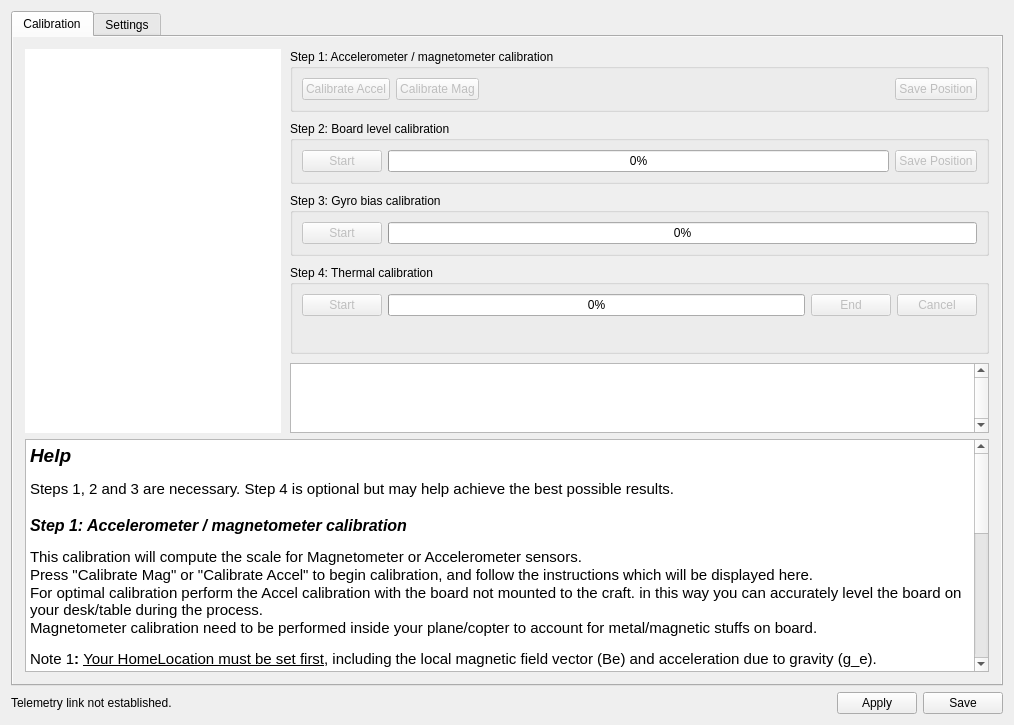
Above: ground/openpilotgcs/src/plugins/config/revosensors.ui from openpilot/OpenPilot before the change. Below: the same form after it.
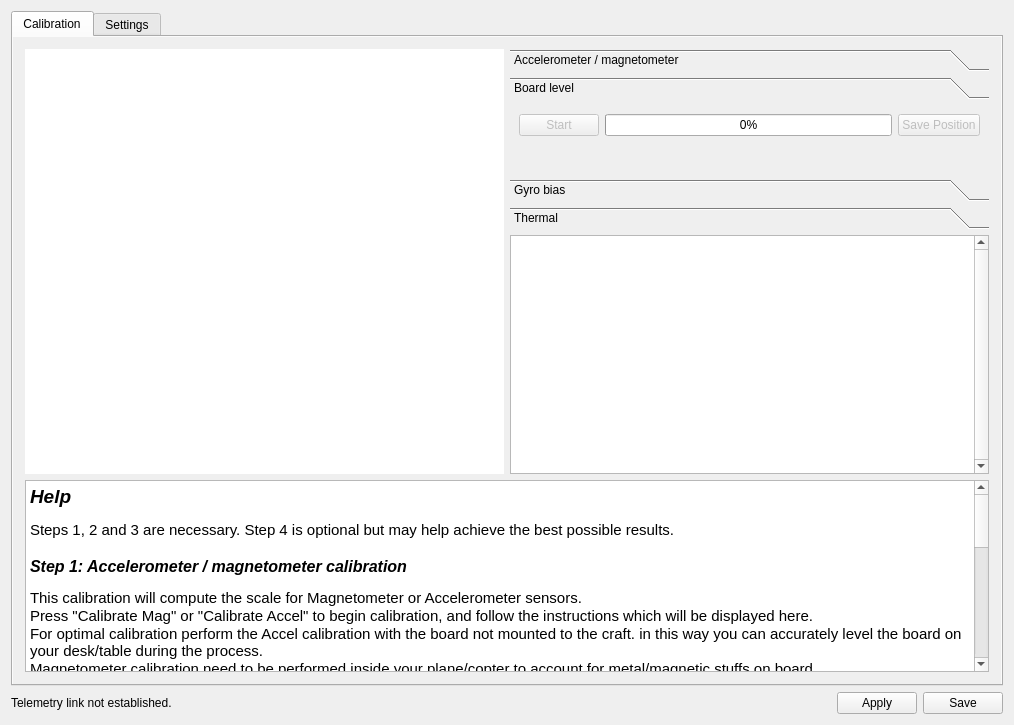
That is the form after the change. The open tabs and pages were chosen to show the change. Icons and pictures are not drawn.

Commit message: OP-1351 attempt at using a QToolbox for the calibration steps UI (wip to get early feedback)

```diff
--- a/ground/openpilotgcs/src/plugins/config/revosensors.ui
+++ b/ground/openpilotgcs/src/plugins/config/revosensors.ui
@@ -47,25 +47,16 @@
        </property>
        <item>
         <layout class="QHBoxLayout" name="horizontalLayout">
-         <property name="spacing">
-          <number>9</number>
-         </property>
          <property name="leftMargin">
           <number>0</number>
          </property>
          <property name="topMargin">
           <number>0</number>
          </property>
-         <property name="rightMargin">
-          <number>0</number>
-         </property>
-         <property name="bottomMargin">
-          <number>0</number>
-         </property>
          <item>
           <widget class="QGraphicsView" name="calibrationVisualHelp">
            <property name="sizePolicy">
-            <sizepolicy hsizetype="Preferred" vsizetype="Preferred">
+            <sizepolicy hsizetype="MinimumExpanding" vsizetype="Preferred">
              <horstretch>0</horstretch>
              <verstretch>0</verstretch>
             </sizepolicy>
@@ -91,77 +82,51 @@
           </widget>
          </item>
          <item>
-          <layout class="QGridLayout" name="calibrationLayout">
-           <property name="leftMargin">
-            <number>0</number>
-           </property>
-           <property name="topMargin">
-            <number>0</number>
-           </property>
-           <property name="rightMargin">
-            <number>0</number>
-           </property>
-           <property name="bottomMargin">
-            <number>0</number>
-           </property>
-           <item row="2" column="0">
-            <widget class="QGroupBox" name="step3GroupBox">
-             <property name="title">
-              <string>Step 3: Gyro bias calibration</string>
-             </property>
-             <layout class="QHBoxLayout">
+          <layout class="QVBoxLayout" name="verticalLayout_2">
               <item>
-               <widget class="QPushButton" name="gyroBiasStart">
-                <property name="enabled">
-                 <bool>false</bool>
-                </property>
+            <widget class="QToolBox" name="toolBox">
                 <property name="sizePolicy">
-                 <sizepolicy hsizetype="Minimum" vsizetype="Fixed">
+              <sizepolicy hsizetype="Preferred" vsizetype="Fixed">
                   <horstretch>0</horstretch>
                   <verstretch>0</verstretch>
                  </sizepolicy>
                 </property>
-                <property name="text">
-                 <string>Start</string>
-                </property>
-               </widget>
-              </item>
-              <item>
-               <widget class="QProgressBar" name="gyroBiasProgress">
-                <property name="minimumSize">
-                 <size>
-                  <width>300</width>
-                  <height>0</height>
-                 </size>
-                </property>
-                <property name="maximumSize">
-                 <size>
-                  <width>16777215</width>
-                  <height>16777215</height>
-                 </size>
-                </property>
-                <property name="value">
-                 <number>0</number>
-                </property>
-                <property name="textVisible">
-                 <bool>true</bool>
-                </property>
-               </widget>
-              </item>
-             </layout>
-            </widget>
-           </item>
-           <item row="0" column="0">
-            <widget class="QGroupBox" name="step1GroupBox">
-             <property name="title">
-              <string>Step 1: Accelerometer / magnetometer calibration</string>
-             </property>
-             <layout class="QHBoxLayout" name="horizontalLayout_4">
+             <property name="currentIndex">
+              <number>3</number>
+             </property>
+             <property name="tabSpacing">
+              <number>6</number>
+             </property>
+             <widget class="QWidget" name="page">
+              <property name="geometry">
+               <rect>
+                <x>0</x>
+                <y>0</y>
+                <width>691</width>
+                <height>41</height>
+               </rect>
+              </property>
+              <property name="sizePolicy">
+               <sizepolicy hsizetype="Preferred" vsizetype="Fixed">
+                <horstretch>0</horstretch>
+                <verstretch>0</verstretch>
+               </sizepolicy>
+              </property>
+              <attribute name="label">
+               <string>Accelerometer / magnetometer</string>
+              </attribute>
+              <layout class="QHBoxLayout" name="horizontalLayout_6">
               <item>
                <widget class="QPushButton" name="sixPointsStartAccel">
                 <property name="enabled">
                  <bool>false</bool>
                 </property>
+                 <property name="sizePolicy">
+                  <sizepolicy hsizetype="Preferred" vsizetype="Preferred">
+                   <horstretch>0</horstretch>
+                   <verstretch>0</verstretch>
+                  </sizepolicy>
+                 </property>
                 <property name="toolTip">
                  <string>Launch accelerometer range and bias calibration.</string>
                 </property>
@@ -175,6 +140,12 @@
                 <property name="enabled">
                  <bool>false</bool>
                 </property>
+                 <property name="sizePolicy">
+                  <sizepolicy hsizetype="Preferred" vsizetype="Preferred">
+                   <horstretch>0</horstretch>
+                   <verstretch>0</verstretch>
+                  </sizepolicy>
+                 </property>
                 <property name="toolTip">
                  <string>Launch magnetometer range and bias calibration.</string>
                 </property>
@@ -201,6 +172,12 @@
                 <property name="enabled">
                  <bool>false</bool>
                 </property>
+                 <property name="sizePolicy">
+                  <sizepolicy hsizetype="Preferred" vsizetype="Preferred">
+                   <horstretch>0</horstretch>
+                   <verstretch>0</verstretch>
+                  </sizepolicy>
+                 </property>
                 <property name="toolTip">
                  <string>Save settings (only enabled when calibration is running)</string>
                 </property>
@@ -211,13 +188,159 @@
               </item>
              </layout>
             </widget>
-           </item>
-           <item row="3" column="0">
-            <widget class="QGroupBox" name="step4GroupBox">
-             <property name="title">
-              <string>Step 4: Thermal calibration</string>
-             </property>
-             <layout class="QVBoxLayout">
+             <widget class="QWidget" name="page_2">
+              <property name="geometry">
+               <rect>
+                <x>0</x>
+                <y>0</y>
+                <width>691</width>
+                <height>41</height>
+               </rect>
+              </property>
+              <property name="sizePolicy">
+               <sizepolicy hsizetype="Preferred" vsizetype="Fixed">
+                <horstretch>0</horstretch>
+                <verstretch>0</verstretch>
+               </sizepolicy>
+              </property>
+              <attribute name="label">
+               <string>Board level</string>
+              </attribute>
+              <layout class="QHBoxLayout" name="horizontalLayout_5">
+               <item>
+                <widget class="QPushButton" name="boardLevelStart">
+                 <property name="enabled">
+                  <bool>false</bool>
+                 </property>
+                 <property name="sizePolicy">
+                  <sizepolicy hsizetype="Preferred" vsizetype="Preferred">
+                   <horstretch>0</horstretch>
+                   <verstretch>0</verstretch>
+                  </sizepolicy>
+                 </property>
+                 <property name="text">
+                  <string>Start</string>
+                 </property>
+                </widget>
+               </item>
+               <item>
+                <widget class="QProgressBar" name="boardLevelProgress">
+                 <property name="sizePolicy">
+                  <sizepolicy hsizetype="Expanding" vsizetype="Preferred">
+                   <horstretch>0</horstretch>
+                   <verstretch>0</verstretch>
+                  </sizepolicy>
+                 </property>
+                 <property name="value">
+                  <number>0</number>
+                 </property>
+                 <property name="textVisible">
+                  <bool>true</bool>
+                 </property>
+                </widget>
+               </item>
+               <item>
+                <widget class="QPushButton" name="boardLevelSavePos">
+                 <property name="enabled">
+                  <bool>false</bool>
+                 </property>
+                 <property name="sizePolicy">
+                  <sizepolicy hsizetype="Preferred" vsizetype="Preferred">
+                   <horstretch>0</horstretch>
+                   <verstretch>0</verstretch>
+                  </sizepolicy>
+                 </property>
+                 <property name="text">
+                  <string>Save Position</string>
+                 </property>
+                </widget>
+               </item>
+              </layout>
+             </widget>
+             <widget class="QWidget" name="page_3">
+              <property name="geometry">
+               <rect>
+                <x>0</x>
+                <y>0</y>
+                <width>691</width>
+                <height>41</height>
+               </rect>
+              </property>
+              <property name="sizePolicy">
+               <sizepolicy hsizetype="Preferred" vsizetype="Fixed">
+                <horstretch>0</horstretch>
+                <verstretch>0</verstretch>
+               </sizepolicy>
+              </property>
+              <attribute name="label">
+               <string>Gyro bias</string>
+              </attribute>
+              <layout class="QHBoxLayout" name="horizontalLayout_3">
+               <item>
+                <widget class="QPushButton" name="gyroBiasStart">
+                 <property name="enabled">
+                  <bool>false</bool>
+                 </property>
+                 <property name="sizePolicy">
+                  <sizepolicy hsizetype="Preferred" vsizetype="Preferred">
+                   <horstretch>0</horstretch>
+                   <verstretch>0</verstretch>
+                  </sizepolicy>
+                 </property>
+                 <property name="text">
+                  <string>Start</string>
+                 </property>
+                </widget>
+               </item>
+               <item>
+                <widget class="QProgressBar" name="gyroBiasProgress">
+                 <property name="sizePolicy">
+                  <sizepolicy hsizetype="Expanding" vsizetype="Preferred">
+                   <horstretch>0</horstretch>
+                   <verstretch>0</verstretch>
+                  </sizepolicy>
+                 </property>
+                 <property name="minimumSize">
+                  <size>
+                   <width>300</width>
+                   <height>0</height>
+                  </size>
+                 </property>
+                 <property name="maximumSize">
+                  <size>
+                   <width>16777215</width>
+                   <height>16777215</height>
+                  </size>
+                 </property>
+                 <property name="value">
+                  <number>0</number>
+                 </property>
+                 <property name="textVisible">
+                  <bool>true</bool>
+                 </property>
+                </widget>
+               </item>
+              </layout>
+             </widget>
+             <widget class="QWidget" name="page_4">
+              <property name="geometry">
+               <rect>
+                <x>0</x>
+                <y>0</y>
+                <width>477</width>
+                <height>71</height>
+               </rect>
+              </property>
+              <property name="sizePolicy">
+               <sizepolicy hsizetype="Preferred" vsizetype="Fixed">
+                <horstretch>0</horstretch>
+                <verstretch>0</verstretch>
+               </sizepolicy>
+              </property>
+              <attribute name="label">
+               <string>Thermal</string>
+              </attribute>
+              <layout class="QVBoxLayout" name="verticalLayout_5">
               <item>
                <layout class="QHBoxLayout" name="horizontalLayout_thermalbias2">
                 <item>
@@ -225,6 +348,12 @@
                   <property name="enabled">
                    <bool>false</bool>
                   </property>
+                   <property name="sizePolicy">
+                    <sizepolicy hsizetype="Preferred" vsizetype="Preferred">
+                     <horstretch>0</horstretch>
+                     <verstretch>0</verstretch>
+                    </sizepolicy>
+                   </property>
                   <property name="text">
                    <string>Start</string>
                   </property>
@@ -232,9 +361,15 @@
                 </item>
                 <item>
                  <widget class="QProgressBar" name="thermalBiasProgress">
+                   <property name="sizePolicy">
+                    <sizepolicy hsizetype="Expanding" vsizetype="Preferred">
+                     <horstretch>0</horstretch>
+                     <verstretch>0</verstretch>
+                    </sizepolicy>
+                   </property>
                   <property name="minimumSize">
                    <size>
-                    <width>300</width>
+                     <width>0</width>
                     <height>0</height>
                    </size>
                   </property>
@@ -257,6 +392,12 @@
                   <property name="enabled">
                    <bool>false</bool>
                   </property>
+                   <property name="sizePolicy">
+                    <sizepolicy hsizetype="Preferred" vsizetype="Preferred">
+                     <horstretch>0</horstretch>
+                     <verstretch>0</verstretch>
+                    </sizepolicy>
+                   </property>
                   <property name="text">
                    <string>End</string>
                   </property>
@@ -267,6 +408,12 @@
                   <property name="enabled">
                    <bool>false</bool>
                   </property>
+                   <property name="sizePolicy">
+                    <sizepolicy hsizetype="Preferred" vsizetype="Preferred">
+                     <horstretch>0</horstretch>
+                     <verstretch>0</verstretch>
+                    </sizepolicy>
+                   </property>
                   <property name="text">
                    <string>Cancel</string>
                   </property>
@@ -288,7 +435,7 @@
                 <item>
                  <widget class="QLabel" name="temperatureLabel">
                   <property name="sizePolicy">
-                   <sizepolicy hsizetype="Maximum" vsizetype="Preferred">
+                    <sizepolicy hsizetype="Preferred" vsizetype="Preferred">
                     <horstretch>0</horstretch>
                     <verstretch>0</verstretch>
                    </sizepolicy>
@@ -334,48 +481,16 @@
               </item>
              </layout>
             </widget>
-           </item>
-           <item row="1" column="0">
-            <widget class="QGroupBox" name="step2GroupBox">
-             <property name="title">
-              <string>Step 2: Board level calibration</string>
-             </property>
-             <layout class="QHBoxLayout">
-              <item>
-               <widget class="QPushButton" name="boardLevelStart">
-                <property name="enabled">
-                 <bool>false</bool>
-                </property>
-                <property name="text">
-                 <string>Start</string>
-                </property>
                </widget>
               </item>
               <item>
-               <widget class="QProgressBar" name="boardLevelProgress">
-                <property name="value">
-                 <number>0</number>
-                </property>
-                <property name="textVisible">
-                 <bool>true</bool>
-                </property>
-               </widget>
-              </item>
-              <item>
-               <widget class="QPushButton" name="boardLevelSavePos">
-                <property name="enabled">
-                 <bool>false</bool>
-                </property>
-                <property name="text">
-                 <string>Save Position</string>
-                </property>
-               </widget>
-              </item>
-             </layout>
-            </widget>
-           </item>
-           <item row="4" column="0">
             <widget class="QTextEdit" name="calibrationInstructions">
+             <property name="sizePolicy">
+              <sizepolicy hsizetype="Preferred" vsizetype="MinimumExpanding">
+               <horstretch>0</horstretch>
+               <verstretch>0</verstretch>
+              </sizepolicy>
+             </property>
              <property name="font">
               <font>
                <pointsize>10</pointsize>
@@ -416,6 +531,12 @@
        </item>
        <item>
         <widget class="QTextEdit" name="textEdit">
+         <property name="sizePolicy">
+          <sizepolicy hsizetype="Expanding" vsizetype="Preferred">
+           <horstretch>0</horstretch>
+           <verstretch>0</verstretch>
+          </sizepolicy>
+         </property>
          <property name="toolTip">
           <string>Calibration instructions</string>
          </property>
```
Lines whose indentation alone changed are shown as unchanged.
